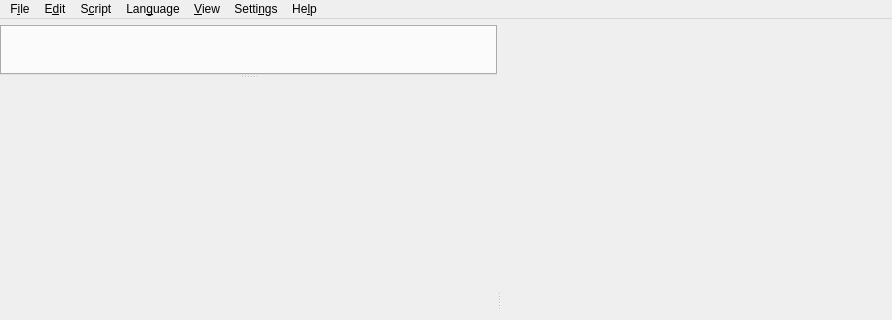
Qt form buliscript/buliscript/bs/resources/bsmainwindow.ui (Grum999/BuliScript) before a commit; both pictures show x 0 to 892 and y 0 to 320 of the 892 by 603 pixel window.
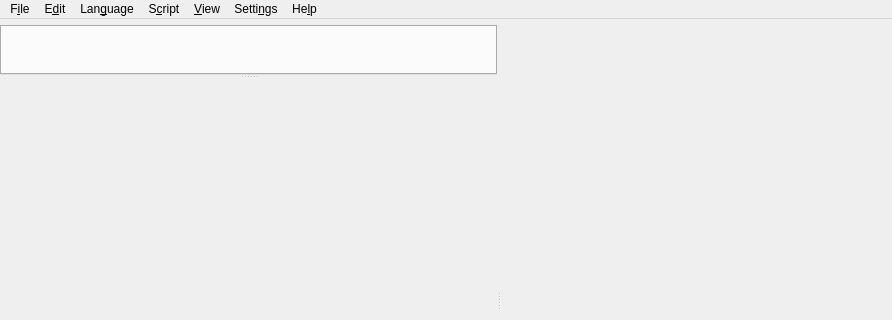
The same form after that commit. Icons and pictures are not drawn. Custom widgets are drawn as their Qt base class.

The edit to the form file:
```diff
--- a/buliscript/buliscript/bs/resources/bsmainwindow.ui
+++ b/buliscript/buliscript/bs/resources/bsmainwindow.ui
@@ -184,8 +184,8 @@
    </widget>
    <addaction name="menuFile"/>
    <addaction name="menuEdit"/>
-   <addaction name="menuScript"/>
    <addaction name="menuLanguage"/>
+   <addaction name="menuScript"/>
    <addaction name="menuView"/>
    <addaction name="menuSettings"/>
    <addaction name="menuHelp"/>
```
Left out of the diff: 18 changed lines with no effect on the pictures.
